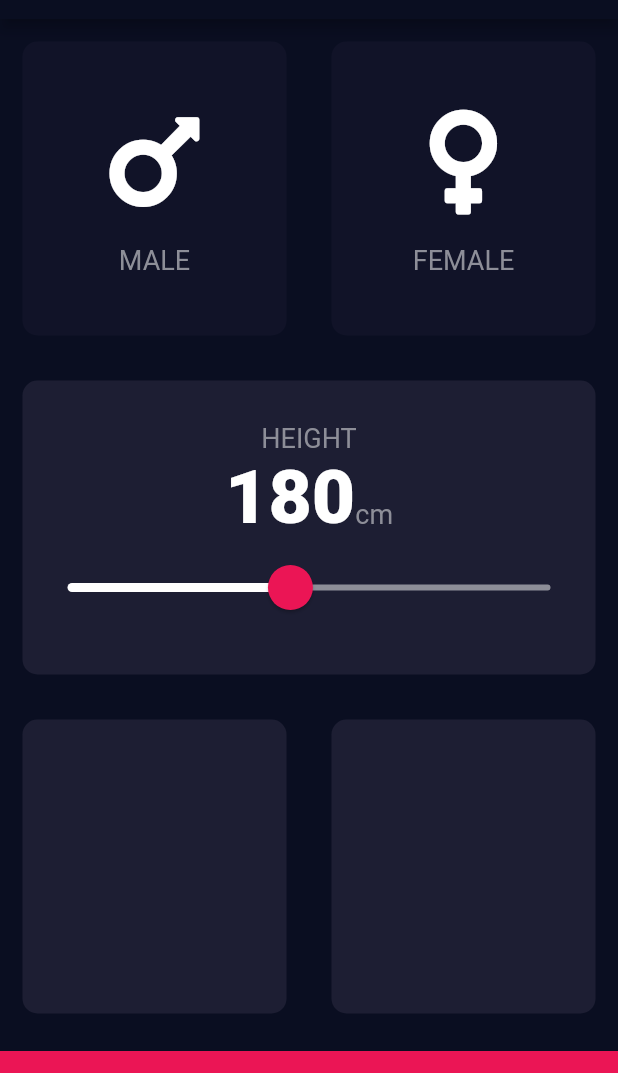
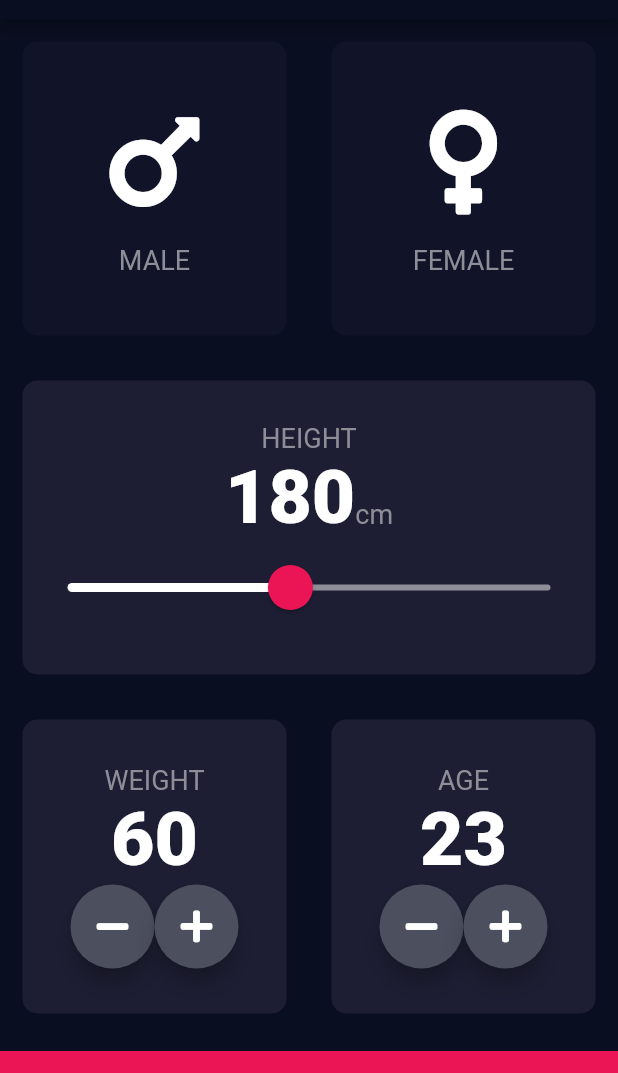
Before and after one commit to nagcse42/dicee-flutter, a Flutter app: the screen it shows after launch, on a phone screen of 412 x 824 dp, the part 65-1138 px from its top. Run offline on Flutter 3.47's test engine with Material 2 defaults, Android fonts, the phone set to English and light mode, and no system bars; our stand-ins replace font_awesome_flutter.

Commit message:
main screen design changes committed.

```diff
--- a/bmi_calc/lib/input_page.dart
+++ b/bmi_calc/lib/input_page.dart
@@ -1,5 +1,6 @@
 import 'package:bmi_calc/reusable_card.dart';
 import 'package:flutter/material.dart';
+import 'package:flutter/widgets.dart';
 import 'package:font_awesome_flutter/font_awesome_flutter.dart';
 import 'icon_widget.dart';
 import 'constants.dart';
@@ -14,6 +15,8 @@
 class InputPageState extends State<InputPage> {
   Gender selectedGender;
   int height = 180;
+  int weight = 60;
+  int age = 23;
 
   @override
   Widget build(BuildContext context) {
@@ -116,16 +119,81 @@
                 Expanded(
                   child: ReusableCard(
                     colour: kActiveCardColor,
+                    childCard: Column(
+                      mainAxisAlignment: MainAxisAlignment.center,
+                      children: <Widget>[
+                        Text(
+                          'WEIGHT',
+                          style: kLabelTextStyle,
+                        ),
+                        Text(
+                          weight.toString(),
+                          style: kLabelNumberStyle,
+                        ),
+                        Row(
+                          mainAxisAlignment: MainAxisAlignment.center,
+                          children: <Widget>[
+                            RoundIconButton(
+                              icon: FontAwesomeIcons.minus,
+                              onClick: () {
+                                setState(() {
+                                  weight--;
+                                });
+                              },),
+                            RoundIconButton(
+                              icon: FontAwesomeIcons.plus,
+                              onClick: (){
+                                setState(() {
+                                  weight++;
+                                });
+                              },),
+                          ],
+                        ),
+                      ],
+                      ),
                   ),
                 ),
                 Expanded(
                   child: ReusableCard(
                     colour: kActiveCardColor,
+                    childCard: Column(
+                      mainAxisAlignment: MainAxisAlignment.center,
+                      children: <Widget>[
+                        Text(
+                          'AGE',
+                          style: kLabelTextStyle,
+                        ),
+                        Text(
+                          age.toString(),
+                          style: kLabelNumberStyle,
+                        ),
+                        Row(
+                          mainAxisAlignment: MainAxisAlignment.center,
+                          children: <Widget>[
+                            RoundIconButton(
+                              icon: FontAwesomeIcons.minus,
+                              onClick: () {
+                                setState(() {
+                                  age--;
+                                });
+                              },),
+                            RoundIconButton(
+                              icon: FontAwesomeIcons.plus,
+                              onClick: (){
+                                setState(() {
+                                  age++;
+                                });
+                              },),
+                          ],
+                        ),
+                      ],
+                      ),
                   ),
                 ),
               ],
             ),
           ),
+
           Container(
             color: kBottomContainerColor,
             margin: EdgeInsets.only(top: 10.0),
@@ -137,3 +205,25 @@
     );
   }
 }
+
+
+class RoundIconButton extends StatelessWidget {
+    final IconData icon;
+    final Function onClick;
+    RoundIconButton({this.icon, this.onClick});
+
+    @override
+    Widget build(BuildContext context) {
+      return RawMaterialButton(
+            child: Icon(icon),
+            onPressed: onClick,
+            elevation: 6.0,
+            constraints: BoxConstraints.tightFor(
+              width: 56.0,
+              height: 56.0
+            ),
+            shape: CircleBorder(),
+            fillColor: Color(0xFF4C4F5E),
+      );
+  }
+}
```
